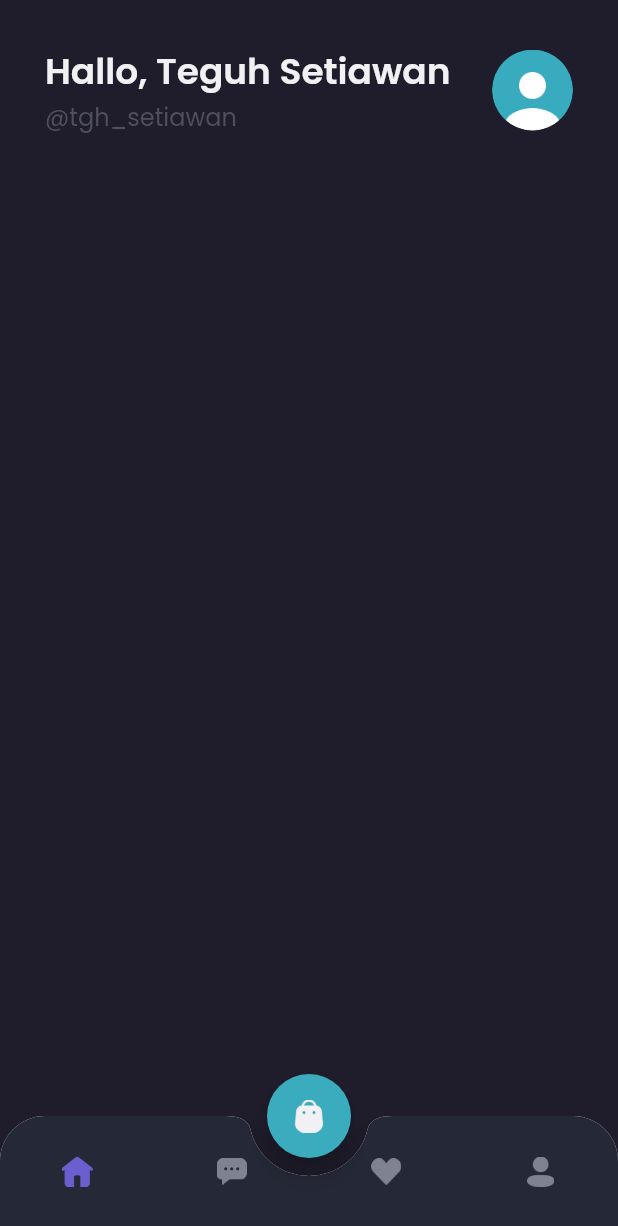
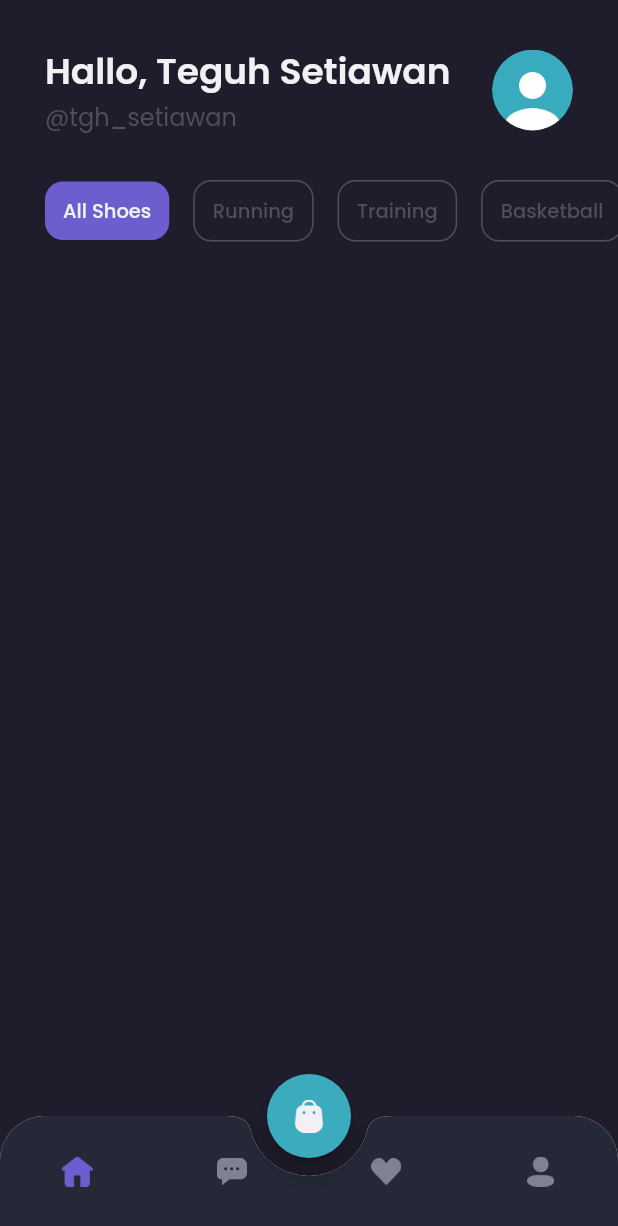
Before and after one commit to tghsetiawan/Shamo, a Flutter app: the MainPage screen opened by its route, on a phone screen of 412 x 824 dp. Shown: the top 1226 px of the screen. Run offline on Flutter 3.47's test engine with Material 2 defaults, Android fonts, the phone set to English and light mode, and no system bars; our stand-ins replace google_fonts.

Commit message:
14 Home page bagian categories

```diff
--- a/lib/pages/home/home_page.dart
+++ b/lib/pages/home/home_page.dart
@@ -52,9 +52,140 @@ class HomePage extends StatelessWidget {
       );
     }
 
+    Widget categories() {
+      return Container(
+        margin: EdgeInsets.only(
+          top: defaultMargin,
+        ),
+        child: SingleChildScrollView(
+          scrollDirection: Axis.horizontal,
+          child: Row(
+            children: [
+              SizedBox(
+                width: defaultMargin,
+              ),
+              Container(
+                padding: EdgeInsets.symmetric(
+                  vertical: 10,
+                  horizontal: 12,
+                ),
+                margin: EdgeInsets.only(
+                  right: 16,
+                ),
+                decoration: BoxDecoration(
+                  borderRadius: BorderRadius.circular(12),
+                  color: primaryColor,
+                ),
+                child: Text(
+                  'All Shoes',
+                  style: primaryTextStyle.copyWith(
+                    fontSize: 13,
+                    fontWeight: medium,
+                  ),
+                ),
+              ),
+              Container(
+                padding: EdgeInsets.symmetric(
+                  vertical: 10,
+                  horizontal: 12,
+                ),
+                margin: EdgeInsets.only(
+                  right: 16,
+                ),
+                decoration: BoxDecoration(
+                  borderRadius: BorderRadius.circular(12),
+                  color: transparentColor,
+                  border: Border.all(
+                    color: subtitleColor,
+                  ),
+                ),
+                child: Text(
+                  'Running',
+                  style: subtitleTextStyle.copyWith(
+                    fontSize: 13,
+                    fontWeight: medium,
+                  ),
+                ),
+              ),
+              Container(
+                padding: EdgeInsets.symmetric(
+                  vertical: 10,
+                  horizontal: 12,
+                ),
+                margin: EdgeInsets.only(
+                  right: 16,
+                ),
+                decoration: BoxDecoration(
+                  borderRadius: BorderRadius.circular(12),
+                  color: transparentColor,
+                  border: Border.all(
+                    color: subtitleColor,
+                  ),
+                ),
+                child: Text(
+                  'Training',
+                  style: subtitleTextStyle.copyWith(
+                    fontSize: 13,
+                    fontWeight: medium,
+                  ),
+                ),
+              ),
+              Container(
+                padding: EdgeInsets.symmetric(
+                  vertical: 10,
+                  horizontal: 12,
+                ),
+                margin: EdgeInsets.only(
+                  right: 16,
+                ),
+                decoration: BoxDecoration(
+                  borderRadius: BorderRadius.circular(12),
+                  color: transparentColor,
+                  border: Border.all(
+                    color: subtitleColor,
+                  ),
+                ),
+                child: Text(
+                  'Basketball',
+                  style: subtitleTextStyle.copyWith(
+                    fontSize: 13,
+                    fontWeight: medium,
+                  ),
+                ),
+              ),
+              Container(
+                padding: EdgeInsets.symmetric(
+                  vertical: 10,
+                  horizontal: 12,
+                ),
+                margin: EdgeInsets.only(
+                  right: 16,
+                ),
+                decoration: BoxDecoration(
+                  borderRadius: BorderRadius.circular(12),
+                  color: transparentColor,
+                  border: Border.all(
+                    color: subtitleColor,
+                  ),
+                ),
+                child: Text(
+                  'Hiking',
+                  style: subtitleTextStyle.copyWith(
+                    fontSize: 13,
+                    fontWeight: medium,
+                  ),
+                ),
+              ),
+            ],
+          ),
+        ),
+      );
+    }
+
     return ListView(
       children: [
         header(),
+        categories(),
       ],
     );
   }
--- a/lib/theme.dart
+++ b/lib/theme.dart
@@ -14,6 +14,7 @@ Color backgroundColor4 = Color(0xff252836);
 Color primaryTextColor = Color(0xfff1f0f2);
 Color secondaryTextColor = Color(0xff999999);
 Color subtitleColor = Color(0xff504f5e);
+Color transparentColor = Colors.transparent;
 
 TextStyle primaryTextStyle = GoogleFonts.poppins(
   color: primaryTextColor,
```
